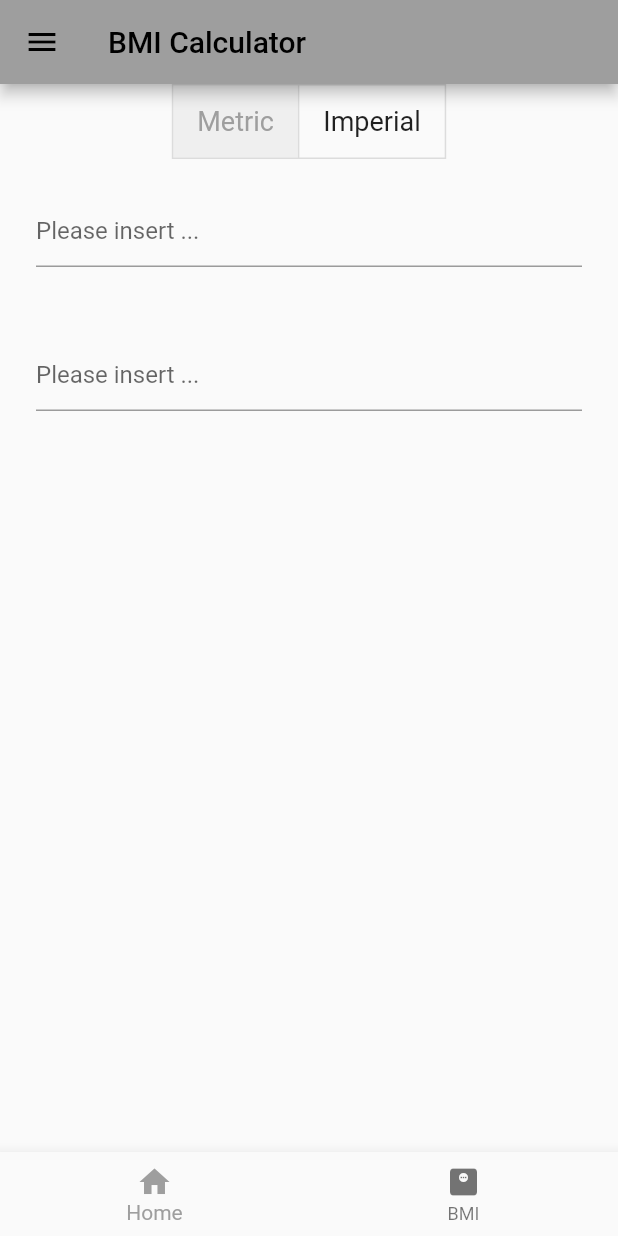
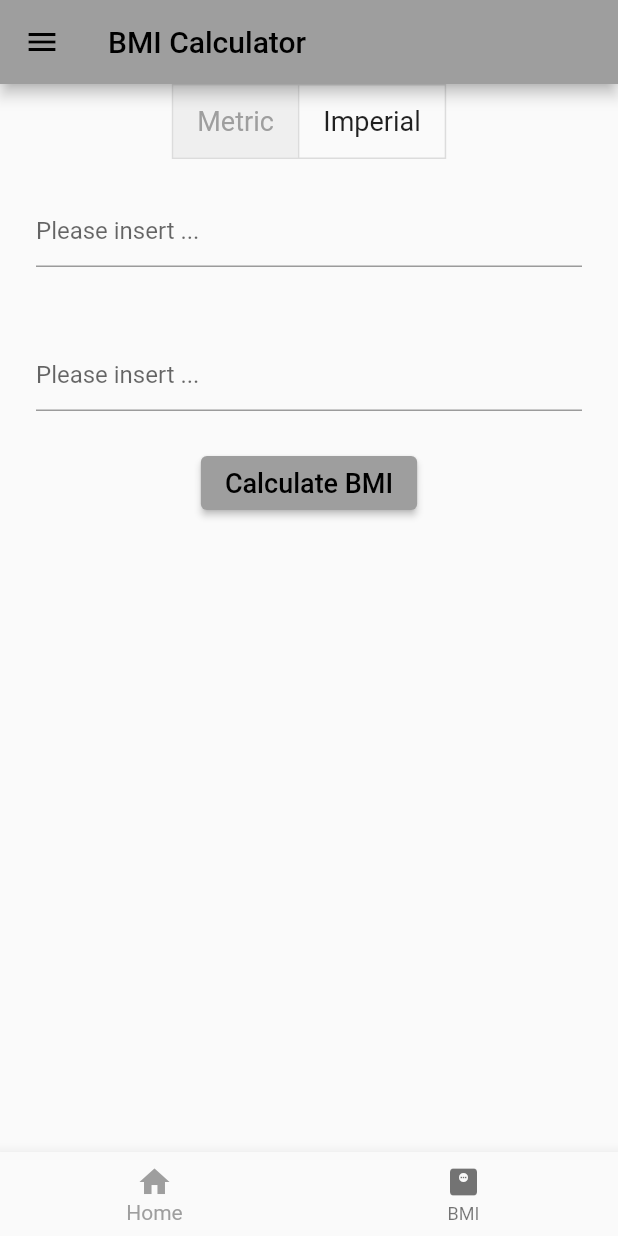
Before and after one commit to huutriGh/flutter_fitness, a Flutter app: the BmiScreen screen opened by its route, on a phone screen of 412 x 824 dp. Run offline on Flutter 3.47's test engine with Material 2 defaults, Android fonts, the phone set to English and light mode, and no system bars.

Commit message:
add calculate button

```diff
--- a/lib/screens/bmi_screen.dart
+++ b/lib/screens/bmi_screen.dart
@@ -15,6 +15,9 @@ class _BmiScreenState extends State<BmiScreen> {
   bool isMetric = true;
   bool isImperial = false;
   late List<bool> isSelected;
+  final double fontSize = 18;
+
+  String result = '';
 
   @override
   void initState() {
@@ -35,19 +38,19 @@ class _BmiScreenState extends State<BmiScreen> {
             ToggleButtons(
               isSelected: isSelected,
               onPressed: toggleMeasure,
-              children: const [
+              children: [
                 Padding(
-                  padding: EdgeInsets.symmetric(horizontal: 16),
+                  padding: const EdgeInsets.symmetric(horizontal: 16),
                   child: Text(
                     'Metric',
-                    style: TextStyle(fontSize: 18),
+                    style: TextStyle(fontSize: fontSize),
                   ),
                 ),
                 Padding(
-                  padding: EdgeInsets.symmetric(horizontal: 16),
+                  padding: const EdgeInsets.symmetric(horizontal: 16),
                   child: Text(
                     'Imperial',
-                    style: TextStyle(fontSize: 18),
+                    style: TextStyle(fontSize: fontSize),
                   ),
                 ),
               ],
@@ -70,6 +73,17 @@ class _BmiScreenState extends State<BmiScreen> {
                     const InputDecoration(hintText: "Please insert ..."),
               ),
             ),
+            ElevatedButton(
+              onPressed: () {},
+              child: Text(
+                'Calculate BMI',
+                style: TextStyle(fontSize: fontSize),
+              ),
+            ),
+            Text(
+              result,
+              style: TextStyle(fontSize: fontSize),
+            ),
           ],
         ));
   }
@@ -86,4 +100,15 @@ class _BmiScreenState extends State<BmiScreen> {
       isSelected = [isMetric, isImperial];
     });
   }
+
+  void findBMi() {
+    double bmi = 0;
+    double height = double.tryParse(txtHeight.text) ?? 0;
+    double weight = double.tryParse(txtWeight.text) ?? 0;
+    if (isMetric) {
+      bmi = weight / (height * height);
+    } else {
+      bmi = weight * 703 / (height * height);
+    }
+  }
 }
```
